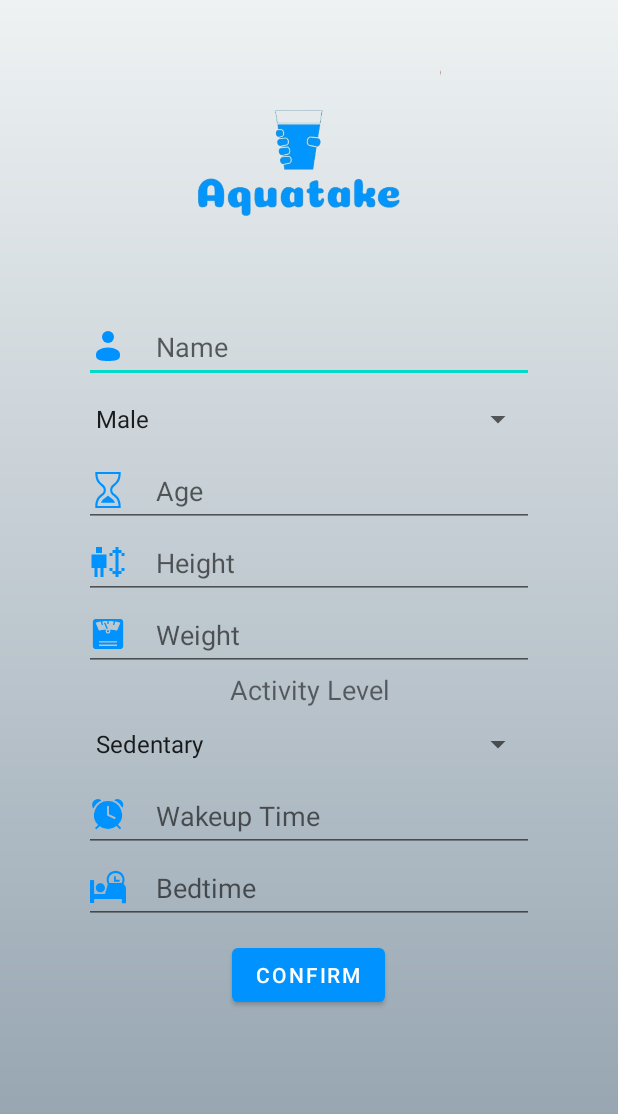
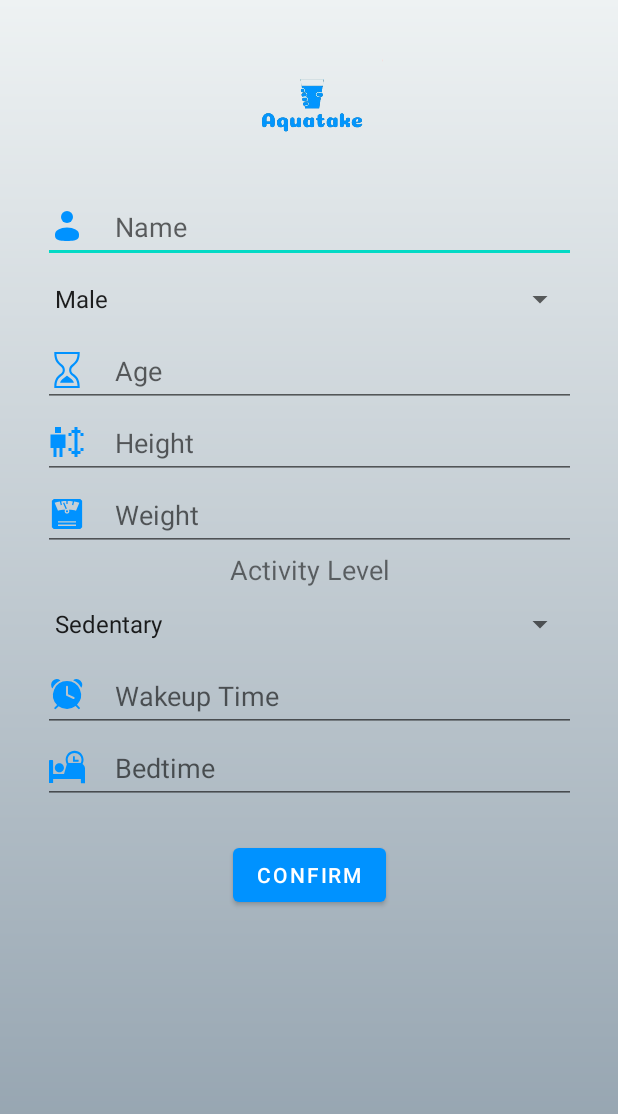
Before and after one commit to SaggyMassiveFuckingSackOfCode/AquaTake, an Android app: the screen it shows after launch (SetupProfile), on a phone screen of 412 x 824 dp. Shown: the top 1114 px of the screen. Run offline under Robolectric (Android 15) with nearby library versions, the light colour scheme and no system bars.

Commit message:
HAPE NYO YER!

```diff
--- a/app/src/main/java/com/example/aquatake/FirstFragment.java
+++ b/app/src/main/java/com/example/aquatake/FirstFragment.java
@@ -25,9 +25,7 @@ public class FirstFragment extends Fragment {
     private ProgressBar progressBar;
     private int totalIntake , intakeGoal;
 
-    public FirstFragment(){
-        // require a empty public constructor
-    }
+    public FirstFragment(){}
 
     @Override
     public View onCreateView(LayoutInflater inflater, ViewGroup container, Bundle savedInstanceState) {
@@ -43,7 +41,7 @@ public class FirstFragment extends Fragment {
             public void onClick(View view) {
                 try{
                     if(TextUtils.isEmpty(etAmount.getText().toString())){
-                        Toast.makeText(getActivity(), "Please enter empty field(s)", Toast.LENGTH_SHORT).show();
+                        Toast.makeText(getActivity(), "Please fill empty field(s)", Toast.LENGTH_SHORT).show();
                         return;
                     }
                     Calendar calendar = Calendar.getInstance();
--- a/app/src/main/res/layout/activity_setup_profile.xml
+++ b/app/src/main/res/layout/activity_setup_profile.xml
@@ -1,5 +1,5 @@
 <?xml version="1.0" encoding="utf-8"?>
-<RelativeLayout xmlns:android="http://schemas.android.com/apk/res/android"
+<androidx.constraintlayout.widget.ConstraintLayout xmlns:android="http://schemas.android.com/apk/res/android"
     xmlns:app="http://schemas.android.com/apk/res-auto"
     xmlns:tools="http://schemas.android.com/tools"
     android:layout_width="match_parent"
@@ -9,22 +9,27 @@
 
     <LinearLayout
         android:id="@+id/inputLayout"
-        android:layout_width="300dp"
-        android:layout_height="wrap_content"
+        android:layout_width="355dp"
+        android:layout_height="420dp"
         android:layout_centerHorizontal="true"
         android:layout_centerVertical="true"
-        android:orientation="vertical">
+        android:layout_marginTop="8dp"
+        android:orientation="vertical"
+        app:layout_constraintEnd_toEndOf="@+id/imageView2"
+        app:layout_constraintHorizontal_bias="0.498"
+        app:layout_constraintStart_toStartOf="@+id/imageView2"
+        app:layout_constraintTop_toBottomOf="@+id/imageView2">
 
 
         <EditText
             android:id="@+id/etName"
             android:layout_width="match_parent"
             android:layout_height="48dp"
-            android:ems="10"
             android:drawableStart="@drawable/user_svgrepo_com"
             android:drawablePadding="20dp"
-            android:inputType="textPersonName"
-            android:hint="Name" />
+            android:ems="10"
+            android:hint="Name"
+            android:inputType="textPersonName" />
 
         <Spinner
             android:id="@+id/spinnerGender"
@@ -35,30 +40,31 @@
             android:id="@+id/etAge"
             android:layout_width="match_parent"
             android:layout_height="48dp"
-            android:ems="10"
             android:drawableStart="@drawable/hour_glass_svgrepo_com"
             android:drawablePadding="20dp"
-            android:inputType="number"
-            android:hint="Age" />
+            android:ems="10"
+            android:hint="Age"
+            android:inputType="number" />
+
         <EditText
             android:id="@+id/etHeight"
             android:layout_width="match_parent"
             android:layout_height="48dp"
-            android:ems="10"
             android:drawableStart="@drawable/human_height_alt_svgrepo_com__1_"
             android:drawablePadding="20dp"
-            android:inputType="number"
-            android:hint="Height" />
+            android:ems="10"
+            android:hint="Height"
+            android:inputType="number" />
 
         <EditText
             android:id="@+id/etWeight"
             android:layout_width="match_parent"
             android:layout_height="48dp"
-            android:ems="10"
             android:drawableStart="@drawable/weight_scale_svgrepo_com"
             android:drawablePadding="20dp"
-            android:inputType="number"
-            android:hint="Weight" />
+            android:ems="10"
+            android:hint="Weight"
+            android:inputType="number" />
 
         <TextView
             android:id="@+id/textView"
@@ -71,59 +77,60 @@
         <Spinner
             android:id="@+id/spinnerActivityLevel"
             android:layout_width="match_parent"
-            android:layout_height="48dp"/>
+            android:layout_height="48dp" />
 
         <EditText
             android:id="@+id/etWakeUpTime"
             android:layout_width="match_parent"
             android:layout_height="48dp"
-            android:ems="10"
+            android:cursorVisible="false"
             android:drawableStart="@drawable/alarm_clock_svgrepo_com__1_"
             android:drawablePadding="20dp"
+            android:ems="10"
+            android:focusable="false"
+            android:hint="Wakeup Time"
             android:inputType="none"
-            android:focusable="false"
-            android:cursorVisible="false"
             android:onClick="setTime"
-            android:hint="Wakeup Time"
             tools:ignore="OnClick" />
 
         <EditText
             android:id="@+id/etBedTime"
             android:layout_width="match_parent"
             android:layout_height="48dp"
-            android:ems="10"
+            android:cursorVisible="false"
             android:drawableStart="@drawable/bedtime_svgrepo_com"
             android:drawablePadding="20dp"
+            android:ems="10"
+            android:focusable="false"
+            android:hint="Bedtime"
             android:inputType="none"
-            android:focusable="false"
-            android:cursorVisible="false"
-            android:onClick="setTime"
-            android:hint="Bedtime" />
+            android:onClick="setTime" />
 
 
     </LinearLayout>
+
+    <ImageView
+        android:id="@+id/imageView2"
+        android:layout_width="100dp"
+        android:layout_height="100dp"
+        app:layout_constraintBottom_toBottomOf="parent"
+        app:layout_constraintEnd_toEndOf="parent"
+        app:layout_constraintHorizontal_bias="0.498"
+        app:layout_constraintStart_toStartOf="parent"
+        app:layout_constraintTop_toTopOf="parent"
+        app:layout_constraintVertical_bias="0.027"
+        app:srcCompat="@drawable/logo" />
 
     <Button
         android:id="@+id/btnConfirm"
         android:layout_width="wrap_content"
         android:layout_height="wrap_content"
-        android:layout_below="@+id/inputLayout"
-        android:layout_centerHorizontal="true"
-        android:layout_marginTop="10dp"
+        android:layout_marginTop="12dp"
         android:onClick="onClickConfirm"
-        android:text="Confirm" />
+        android:text="Confirm"
+        app:layout_constraintEnd_toEndOf="@+id/inputLayout"
+        app:layout_constraintHorizontal_bias="0.501"
+        app:layout_constraintStart_toStartOf="@+id/inputLayout"
+        app:layout_constraintTop_toBottomOf="@+id/inputLayout" />
 
-    <ImageView
-        android:id="@+id/imageView2"
-        android:layout_width="200dp"
-        android:layout_height="150dp"
-        android:layout_above="@+id/inputLayout"
-        android:layout_alignParentStart="true"
-        android:layout_alignParentTop="true"
-        android:layout_alignParentEnd="true"
-        android:layout_marginStart="93dp"
-        android:layout_marginTop="28dp"
-        android:layout_marginEnd="118dp"
-        android:layout_marginBottom="21dp"
-        app:srcCompat="@drawable/logo" />
-</RelativeLayout>
+</androidx.constraintlayout.widget.ConstraintLayout>
--- a/app/src/main/res/values/strings.xml
+++ b/app/src/main/res/values/strings.xml
@@ -10,4 +10,7 @@
         <item>Male</item>
         <item>Female</item>
     </string-array>
+    <string-array name="tips">
+        <!-- TODO: MAGCOPY PASTE NG TIPS NA GINOOGLE -->
+    </string-array>
 </resources>
--- a/app/src/main/res/xml/data_extraction_rules.xml
+++ b/app/src/main/res/xml/data_extraction_rules.xml
@@ -5,7 +5,7 @@
 -->
 <data-extraction-rules>
     <cloud-backup>
-        <!-- TODO: Use <include> and <exclude> to control what is backed up.
+        <!--
         <include .../>
         <exclude .../>
         -->
```
Also changed, not shown: app/src/main/AndroidManifest.xml (+12 -0 lines), app/src/main/java/com/example/aquatake/PermissionRequestReceiver.java (added, +19 -0 lines), app/src/main/java/com/example/aquatake/WaterReminderManager.java (added, +80 -0 lines), app/src/main/res/drawable/sirkol_button.xml (added, +10 -0 lines), app/src/main/res/layout/fragment_first.xml (+20 -20 lines).
